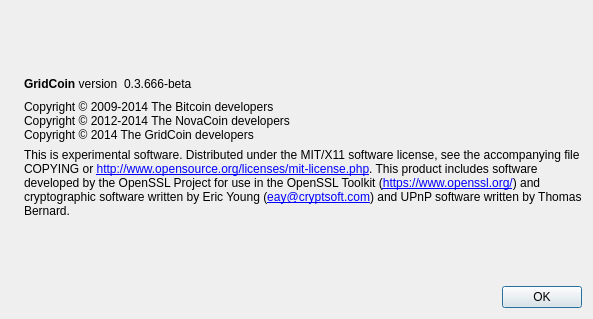
Before: the Qt Designer form src/qt/forms/_bcBackup/aboutdialog.ui in gridcoin-community/Gridcoin-Research, drawn with Qt 5.
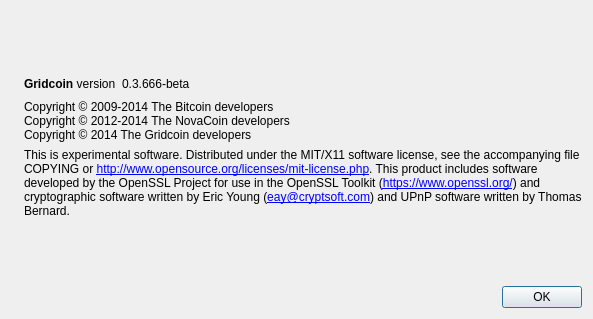
After: the same form once the commit is applied. Icons and pictures are not drawn.

Diff of the .ui file:
```diff
--- a/src/qt/forms/_bcBackup/aboutdialog.ui
+++ b/src/qt/forms/_bcBackup/aboutdialog.ui
@@ -50,7 +50,7 @@
           <cursorShape>IBeamCursor</cursorShape>
          </property>
          <property name="text">
-          <string>&lt;b&gt;GridCoin&lt;/b&gt; version</string>
+          <string>&lt;b&gt;Gridcoin&lt;/b&gt; version</string>
          </property>
          <property name="textInteractionFlags">
           <set>Qt::LinksAccessibleByMouse|Qt::TextSelectableByKeyboard|Qt::TextSelectableByMouse</set>
@@ -93,7 +93,7 @@
        <property name="text">
         <string>Copyright © 2009-2014 The Bitcoin developers
 Copyright © 2012-2014 The NovaCoin developers
-Copyright © 2014 The GridCoin developers</string>
+Copyright © 2014 The Gridcoin developers</string>
        </property>
        <property name="textInteractionFlags">
         <set>Qt::LinksAccessibleByMouse|Qt::TextSelectableByKeyboard|Qt::TextSelectableByMouse</set>
```
Left out of the diff: 2 changed lines with no effect on the pictures.
